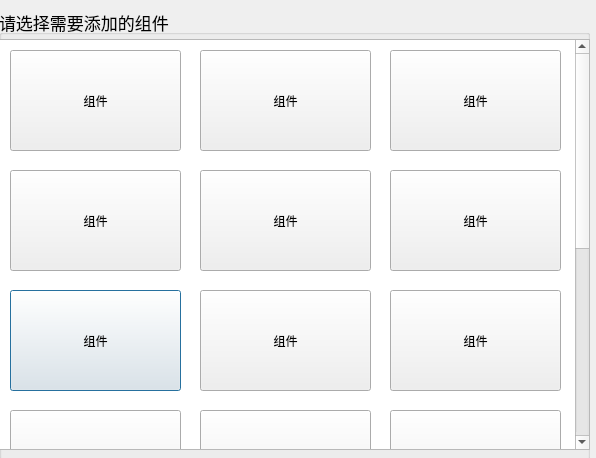
Before: the Qt Designer form static/UI/component.ui in Wangzh321/test_UI, drawn with Qt 5.
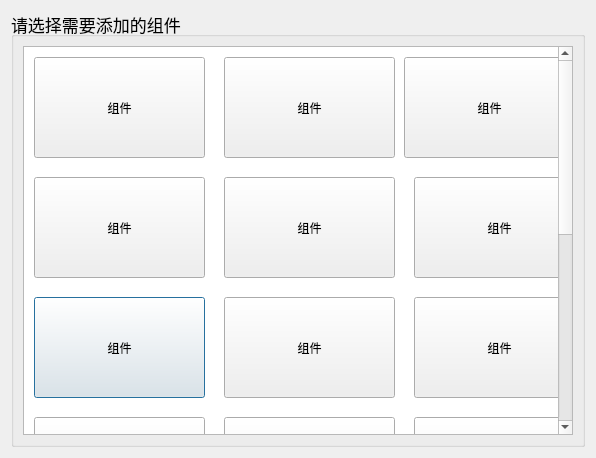
After: the same form once the commit is applied. Icons and pictures are not drawn.

```diff
--- a/static/UI/component.ui
+++ b/static/UI/component.ui
@@ -12,8 +12,8 @@
   </property>
   <property name="minimumSize">
    <size>
-    <width>596</width>
-    <height>458</height>
+    <width>0</width>
+    <height>0</height>
    </size>
   </property>
   <property name="maximumSize">
@@ -37,33 +37,9 @@
   <property name="windowOpacity">
    <double>0.900000000000000</double>
   </property>
-  <widget class="QFrame" name="frame">
-   <property name="geometry">
-    <rect>
-     <x>-1</x>
-     <y>-1</y>
-     <width>601</width>
-     <height>461</height>
-    </rect>
-   </property>
-   <property name="styleSheet">
-    <string notr="true"/>
-   </property>
-   <property name="frameShape">
-    <enum>QFrame::StyledPanel</enum>
-   </property>
-   <property name="frameShadow">
-    <enum>QFrame::Raised</enum>
-   </property>
+  <layout class="QHBoxLayout" name="horizontalLayout">
+   <item>
    <widget class="QGroupBox" name="groupBox">
-    <property name="geometry">
-     <rect>
-      <x>0</x>
-      <y>10</y>
-      <width>591</width>
-      <height>451</height>
-     </rect>
-    </property>
     <property name="font">
      <font>
       <pointsize>13</pointsize>
@@ -75,17 +51,12 @@
     <property name="title">
      <string>请选择需要添加的组件</string>
     </property>
+     <layout class="QHBoxLayout" name="horizontalLayout_2">
+      <item>
     <widget class="QScrollArea" name="scrollArea">
-     <property name="geometry">
-      <rect>
-       <x>0</x>
-       <y>30</y>
-       <width>591</width>
-       <height>411</height>
-      </rect>
-     </property>
      <property name="font">
       <font>
+          <pointsize>13</pointsize>
        <strikeout>false</strikeout>
       </font>
      </property>
@@ -106,7 +77,7 @@
        <rect>
         <x>0</x>
         <y>0</y>
-        <width>568</width>
+           <width>539</width>
         <height>800</height>
        </rect>
       </property>
@@ -148,7 +119,7 @@
       <widget class="QPushButton" name="pushButton_3">
        <property name="geometry">
         <rect>
-         <x>390</x>
+            <x>380</x>
          <y>10</y>
          <width>171</width>
          <height>101</height>
@@ -355,8 +326,11 @@
       </widget>
      </widget>
     </widget>
-   </widget>
-  </widget>
+      </item>
+     </layout>
+    </widget>
+   </item>
+  </layout>
  </widget>
  <resources/>
  <connections/>
```
Lines whose indentation alone changed are shown as unchanged.
